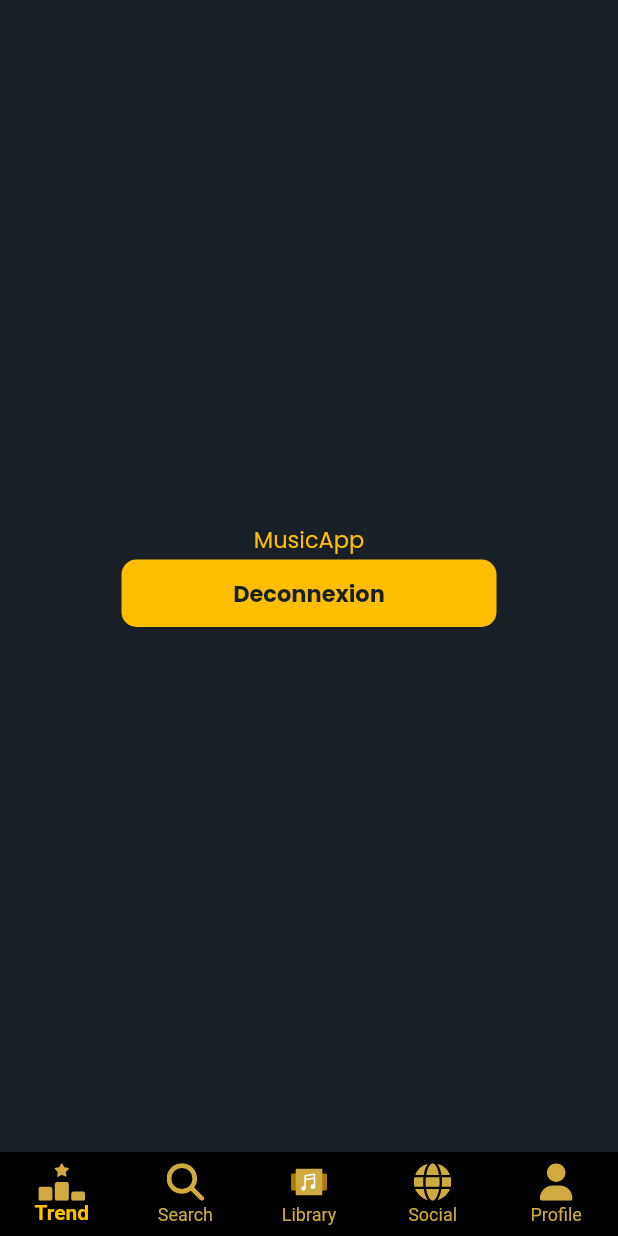
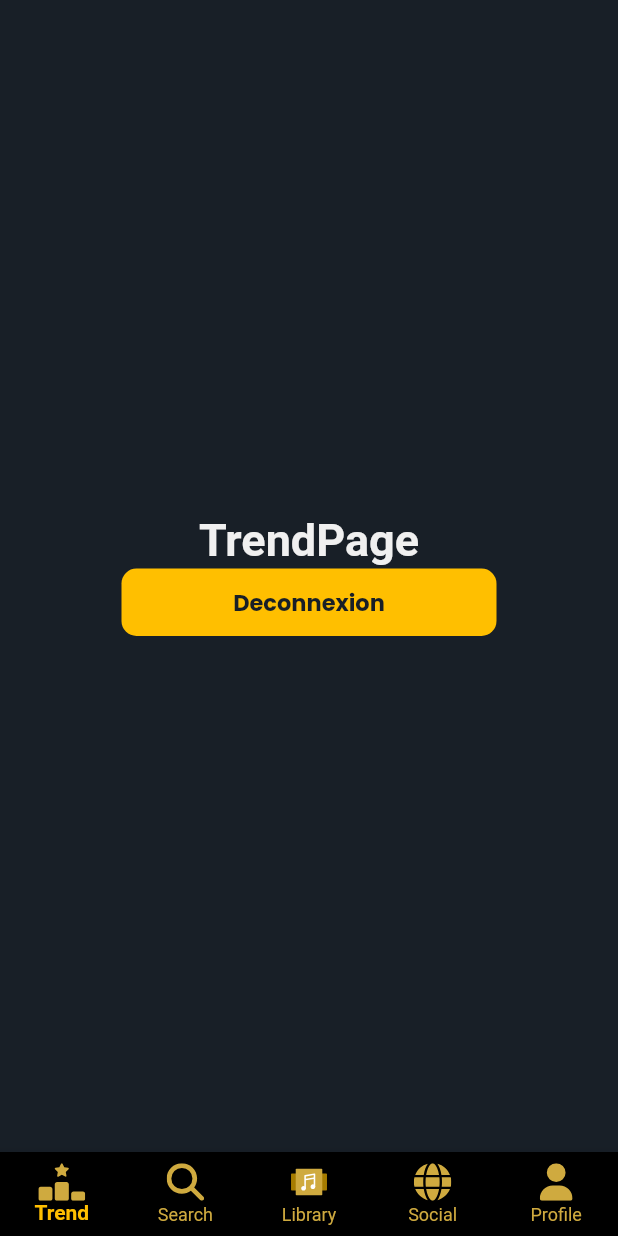
Before and after one commit to Jerance/Music_App, a Flutter app: the screen it shows once a user with an empty profile is signed in, on a phone screen of 412 x 824 dp. Run offline on Flutter 3.47's test engine with Material 2 defaults, Android fonts, the phone set to English and light mode, and no system bars; our stand-ins replace carousel_slider, cloud_firestore, firebase_auth, firebase_core, firebase_storage, flutter_svg and 4 more; accounts and stored records are empty; generated files the repository leaves out were written again.

Commit message:
Fix push page App layout when user authentificated successfully

```diff
--- a/lib/pages/Trend.dart
+++ b/lib/pages/Trend.dart
@@ -17,7 +17,10 @@ class TrendPage extends StatelessWidget {
         child: Column(
           mainAxisAlignment: MainAxisAlignment.center,
           children: <Widget>[
-            Text(t(context)!.nomApplication, style: paragraphTextStyle),
+            Text(
+              "TrendPage",
+              style: mainTitle,
+            ),
             TextButton(
               style: btnSignUp,
               onPressed: () {
--- a/lib/pages/test_co_firebase.dart
+++ b/lib/pages/test_co_firebase.dart
@@ -25,7 +25,7 @@ class UserInformation extends StatefulWidget {
 
 class _UserInformationState extends State<UserInformation> {
   final Stream<QuerySnapshot> _usersStream =
-      FirebaseFirestore.instance.collection('users').snapshots();
+      FirebaseFirestore.instance.collection('Users').snapshots();
 
   @override
   Widget build(BuildContext context) {
--- a/lib/services/auth.dart
+++ b/lib/services/auth.dart
@@ -1,9 +1,8 @@
 import 'package:cloud_firestore/cloud_firestore.dart';
 import 'package:firebase_auth/firebase_auth.dart';
 import 'package:flutter/material.dart';
-import 'package:music_app/pages/no_auth/Home.dart';
+import 'package:music_app/AppLayout.dart';
 import 'package:music_app/pages/no_auth/SignUpSucess.dart';
-import 'package:music_app/pages/Trend.dart';
 
 FirebaseAuth auth = FirebaseAuth.instance;
 FirebaseFirestore store = FirebaseFirestore.instance;
@@ -41,7 +40,7 @@ void loginFirebase(String email, String password, context) {
       // Connexion réussie
       debugPrint(value.toString());
       Navigator.push(
-          context, MaterialPageRoute(builder: (context) => const TrendPage()));
+          context, MaterialPageRoute(builder: (context) => AppLayoutPage()));
     }).catchError((error) {
       // Connexion échouée
       debugPrint(error.toString());
```
